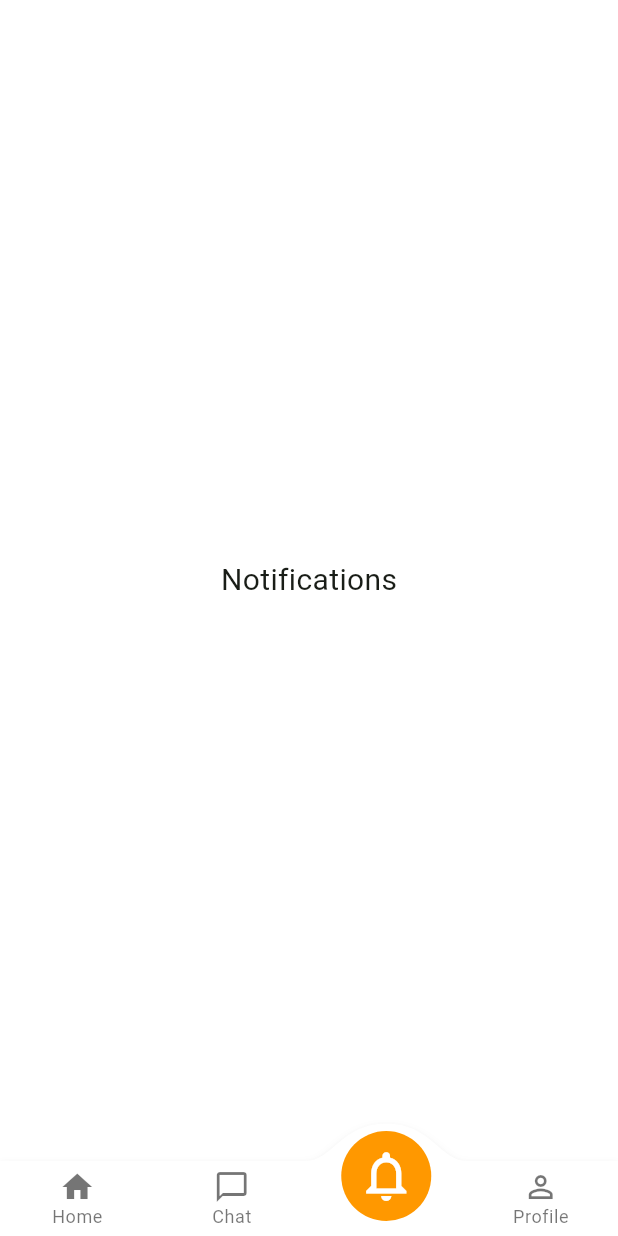
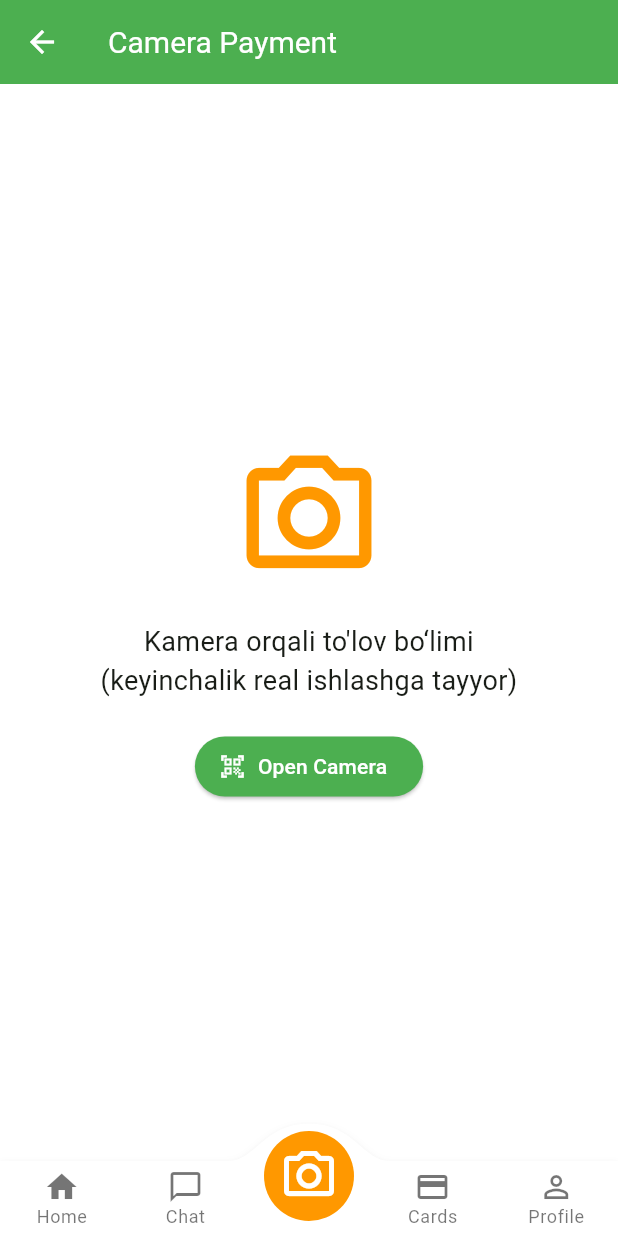
Before and after one commit to jasurbekjolanboyev9/e-ehson, a Flutter app: the DashboardPage screen opened by its route, item 3 of the bottom bar chosen, on a phone screen of 412 x 824 dp. Run offline on Flutter 3.47's test engine with Material 3 defaults, Android fonts, the light colour scheme and no system bars; drawn by our look-alikes of convex_bottom_bar; our stand-ins replace confetti, dio, get, image_picker, shared_preferences; accounts and stored records are empty; network calls fail.

Commit message:
oltinchi push

```diff
--- /dev/null
+++ b/devtools_options.yaml
@@ -0,0 +1,3 @@
+description: This file stores settings for Dart & Flutter DevTools.
+documentation: https://docs.flutter.dev/tools/devtools/extensions#configure-extension-enablement-states
+extensions:
--- /dev/null
+++ b/lib/features/camera_payment/camera_payment_page.dart
@@ -0,0 +1,35 @@
+import 'package:flutter/material.dart';
+
+class CameraPaymentPage extends StatelessWidget {
+  const CameraPaymentPage({Key? key}) : super(key: key);
+
+  @override
+  Widget build(BuildContext context) {
+    return Scaffold(
+      appBar: AppBar(title: const Text("Camera Payment")),
+      body: Center(
+        child: Column(
+          mainAxisAlignment: MainAxisAlignment.center,
+          children: [
+            const Icon(Icons.camera_alt, size: 100, color: Colors.orange),
+            const SizedBox(height: 20),
+            const Text(
+              "Scan QR or Card to Pay",
+              style: TextStyle(fontSize: 20),
+            ),
+            const SizedBox(height: 20),
+            ElevatedButton.icon(
+              icon: const Icon(Icons.qr_code_scanner),
+              label: const Text("Open Camera"),
+              onPressed: () {
+                ScaffoldMessenger.of(context).showSnackBar(
+                  const SnackBar(content: Text("Camera feature coming soon!")),
+                );
+              },
+            ),
+          ],
+        ),
+      ),
+    );
+  }
+}
--- /dev/null
+++ b/lib/features/card/card_service.dart
@@ -0,0 +1,31 @@
+import 'dart:io';
+import 'card_controller.dart'; // yoki card_model.dart faylingizga mos ravishda
+
+class CardService {
+  // Hozircha local data
+  final List<CardModel> _cards = [];
+
+  List<CardModel> getCards() => List.unmodifiable(_cards);
+
+  void addCard(CardModel card) {
+    _cards.add(card);
+  }
+
+  void removeCard(int index) {
+    if (index >= 0 && index < _cards.length) {
+      _cards.removeAt(index);
+    }
+  }
+
+  void updateCard(int index, CardModel updatedCard) {
+    if (index >= 0 && index < _cards.length) {
+      _cards[index] = updatedCard;
+    }
+  }
+
+  void setDefaultCard(int index) {
+    for (var i = 0; i < _cards.length; i++) {
+      _cards[i] = _cards[i].copyWith(isDefault: i == index);
+    }
+  }
+}
--- a/lib/pages/dashboard_page.dart
+++ b/lib/pages/dashboard_page.dart
@@ -2,12 +2,50 @@
 import 'package:flutter/material.dart';
 import 'package:convex_bottom_bar/convex_bottom_bar.dart';
 
-import 'package:e_ehson/pages/home/home_page.dart'; // HomePage uchun import
-import 'package:e_ehson/modules/chat/views/chat_screen.dart'; // ChatScreen uchun import
-import 'package:e_ehson/pages/profile/profile_page.dart'; // ProfilePage uchun import
+import 'package:e_ehson/pages/home/home_page.dart'; // HomePage
+import 'package:e_ehson/modules/chat/views/chat_screen.dart'; // ChatScreen
+import 'package:e_ehson/pages/profile/profile_page.dart'; // ProfilePage
+import 'package:e_ehson/features/card/add_card_page.dart'; // Cards
+
+// Kamera orqali to‘lov uchun placeholder sahifa
+class CameraPaymentPage extends StatelessWidget {
+  const CameraPaymentPage({super.key});
+
+  @override
+  Widget build(BuildContext context) {
+    return Scaffold(
+      appBar: AppBar(title: const Text("Camera Payment")),
+      body: Center(
+        child: Column(
+          mainAxisAlignment: MainAxisAlignment.center,
+          children: [
+            const Icon(Icons.camera_alt_outlined,
+                size: 100, color: Colors.orange),
+            const SizedBox(height: 20),
+            const Text(
+              "Kamera orqali to'lov bo‘limi\n(keyinchalik real ishlashga tayyor)",
+              style: TextStyle(fontSize: 18),
+              textAlign: TextAlign.center,
+            ),
+            const SizedBox(height: 20),
+            ElevatedButton.icon(
+              icon: const Icon(Icons.qr_code_scanner),
+              label: const Text("Open Camera"),
+              onPressed: () {
+                ScaffoldMessenger.of(context).showSnackBar(
+                  const SnackBar(content: Text("Camera feature coming soon!")),
+                );
+              },
+            ),
+          ],
+        ),
+      ),
+    );
+  }
+}
 
 class DashboardPage extends StatefulWidget {
-  const DashboardPage({Key? key}) : super(key: key);
+  const DashboardPage({super.key});
 
   @override
   State<DashboardPage> createState() => _DashboardPageState();
@@ -21,12 +59,12 @@ class _DashboardPageState extends State<DashboardPage> {
   @override
   void initState() {
     super.initState();
+    // ✅ Bo‘limlar tartibi: Home, Chat, Camera, Cards, Profile
     _pages = [
       const HomePage(),
       const ChatScreen(),
-      const Center(
-        child: Text("Notifications", style: TextStyle(fontSize: 20)),
-      ),
+      const CameraPaymentPage(), // 3-o‘rinda Camera
+      AddCardPage(), // 4-o‘rinda Cards
       ProfilePage(),
     ];
   }
@@ -43,7 +81,10 @@ class _DashboardPageState extends State<DashboardPage> {
         items: const [
           TabItem(icon: Icons.home, title: 'Home'),
           TabItem(icon: Icons.chat_bubble_outline, title: 'Chat'),
-          TabItem(icon: Icons.notifications_none, title: 'Alerts'),
+          TabItem(
+              icon: Icons.camera_alt_outlined,
+              title: 'Camera'), // Camera bo‘limi
+          TabItem(icon: Icons.credit_card, title: 'Cards'), // Cards bo‘limi
           TabItem(icon: Icons.person_outline, title: 'Profile'),
         ],
         initialActiveIndex: _selectedIndex,
--- a/pubspec.yaml
+++ b/pubspec.yaml
@@ -25,7 +25,7 @@ dependencies:
   cached_network_image: ^3.2.3
   flutter_slidable: ^0.6.0
   url_launcher: ^6.1.7
-
+  provider: ^6.0.5
 dev_dependencies:
   flutter_test:
     sdk: flutter
```
Also changed, not shown: lib/features/card/add_card_page.dart (added, +254 -0 lines), lib/features/card/card_controller.dart (added, +61 -0 lines), lib/features/card/card_list_widget.dart (added, +49 -0 lines), lib/features/card/card_model.dart (added, +17 -0 lines), assets/images/app_icon.png (added), assets/images/splash.png (added).
